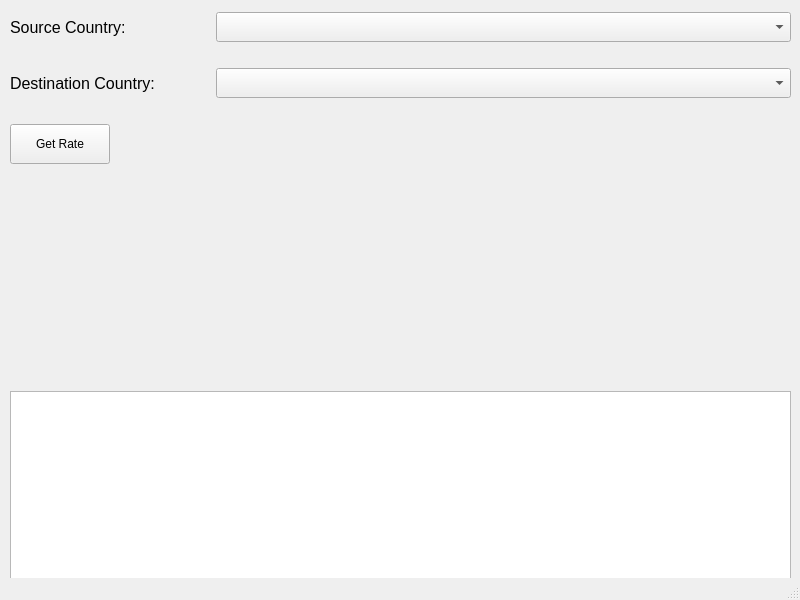
Old version of the form mainwindow.ui in the repository bshmanair/qt-exchange-rate.
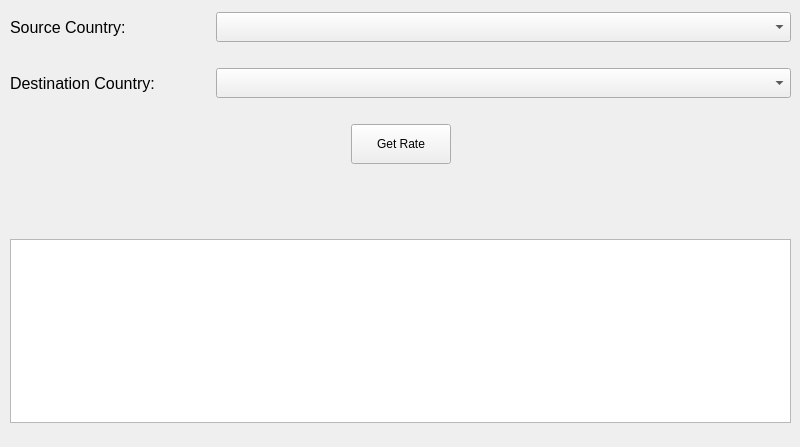
New version of the form.

What changed in the file:
```diff
--- a/mainwindow.ui
+++ b/mainwindow.ui
@@ -7,7 +7,7 @@
     <x>0</x>
     <y>0</y>
     <width>800</width>
-    <height>600</height>
+    <height>447</height>
    </rect>
   </property>
   <property name="contextMenuPolicy">
@@ -17,13 +17,13 @@
    <string>MainWindow</string>
   </property>
   <widget class="QWidget" name="centralwidget">
-   <widget class="QWidget" name="">
+   <widget class="QWidget" name="layoutWidget">
     <property name="geometry">
      <rect>
       <x>10</x>
       <y>12</y>
       <width>781</width>
-      <height>571</height>
+      <height>411</height>
      </rect>
     </property>
     <layout class="QVBoxLayout" name="verticalLayout">
@@ -158,7 +158,25 @@
       </spacer>
      </item>
      <item>
-      <widget class="QPushButton" name="btnGetRate">
+      <layout class="QHBoxLayout" name="horizontalLayout_5">
+       <property name="topMargin">
+        <number>0</number>
+       </property>
+       <item>
+        <spacer name="horizontalSpacer_3">
+         <property name="orientation">
+          <enum>Qt::Orientation::Horizontal</enum>
+         </property>
+         <property name="sizeHint" stdset="0">
+          <size>
+           <width>40</width>
+           <height>20</height>
+          </size>
+         </property>
+        </spacer>
+       </item>
+       <item>
+        <widget class="QPushButton" name="getRateButton">
        <property name="minimumSize">
         <size>
          <width>100</width>
@@ -177,6 +195,21 @@
       </widget>
      </item>
      <item>
+        <spacer name="horizontalSpacer_4">
+         <property name="orientation">
+          <enum>Qt::Orientation::Horizontal</enum>
+         </property>
+         <property name="sizeHint" stdset="0">
+          <size>
+           <width>40</width>
+           <height>20</height>
+          </size>
+         </property>
+        </spacer>
+       </item>
+      </layout>
+     </item>
+     <item>
       <layout class="QHBoxLayout" name="horizontalLayout">
        <item>
         <widget class="QLabel" name="lblExchangeRate">
@@ -224,7 +257,6 @@
     </layout>
    </widget>
   </widget>
-  <widget class="QStatusBar" name="statusbar"/>
  </widget>
  <resources/>
  <connections/>
```
Left out of the diff: 30 changed lines with no effect on the pictures. Lines whose indentation alone changed are shown as unchanged.
